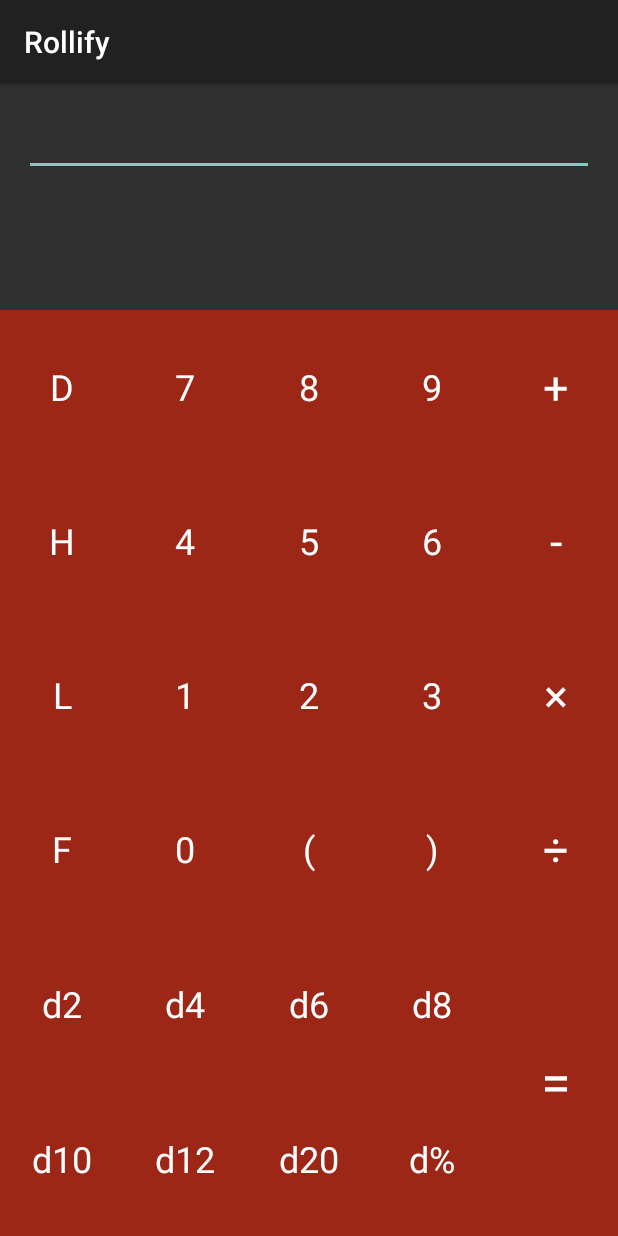
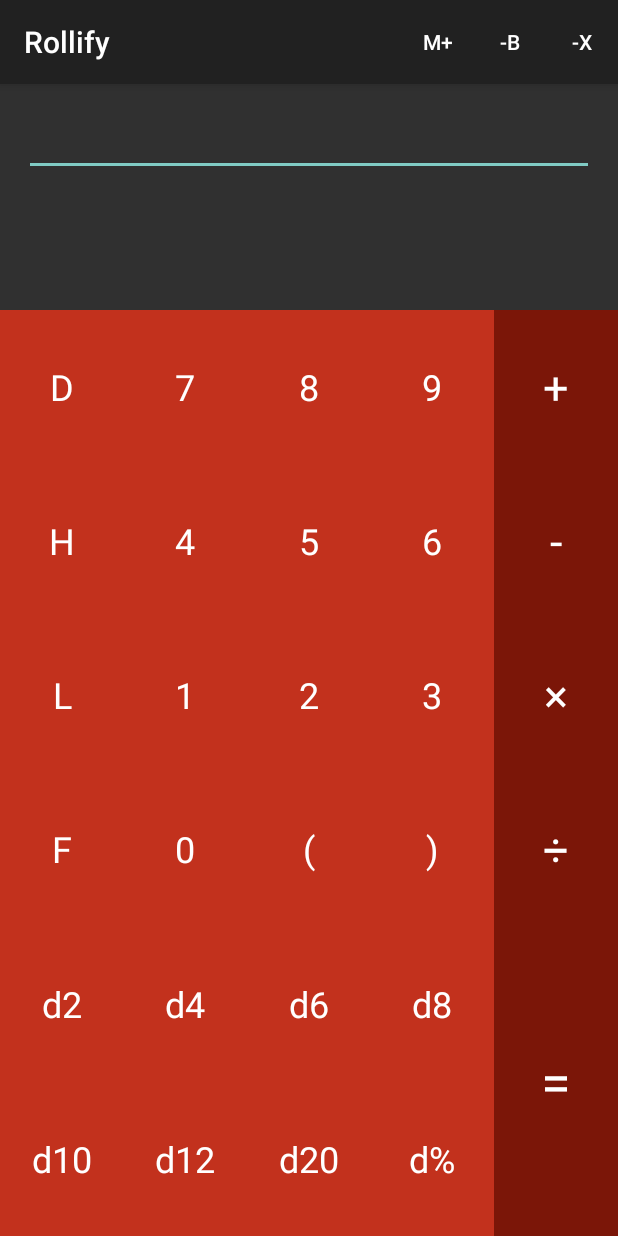
Before and after one commit to ChemicalRocketeer/Rollify, an Android app: the screen it shows after launch (MainActivity), on a phone screen of 412 x 824 dp. Run offline under Robolectric (Android 15) with nearby library versions, the light colour scheme and no system bars.

Commit message:
Added main menu with backspace and clear buttons

```diff
--- a/Rollify/app/src/main/java/com/digitalrocketry/rollify/CalculatorDisplayFragment.java
+++ b/Rollify/app/src/main/java/com/digitalrocketry/rollify/CalculatorDisplayFragment.java
@@ -59,4 +59,8 @@
         expressionEditor.getEditableText().delete(start, end);
         expressionEditor.setSelection(start, start);
     }
+
+    public void clearExpression() {
+        expressionEditor.getEditableText().clear();
+    }
 }
--- a/Rollify/app/src/main/res/layout/activity_main.xml
+++ b/Rollify/app/src/main/res/layout/activity_main.xml
@@ -277,7 +277,8 @@
         android:onClick="onCalcOperatorButtonPressed"
         app:layout_row="0"
         app:layout_column="4"
-        android:textSize="@dimen/calcOperatorButtonTextSize" />
+        android:textSize="@dimen/calcOperatorButtonTextSize"
+        android:background="@color/operatorBackground" />
 
     <Button
         style="@style/CalcButtonGrid"
@@ -292,7 +293,8 @@
         android:onClick="onCalcOperatorButtonPressed"
         app:layout_row="1"
         app:layout_column="4"
-        android:textSize="@dimen/calcOperatorButtonTextSize" />
+        android:textSize="@dimen/calcOperatorButtonTextSize"
+        android:background="@color/operatorBackground" />
 
     <Button
         style="@style/CalcButtonGrid"
@@ -307,7 +309,8 @@
         android:onClick="onCalcOperatorButtonPressed"
         app:layout_row="2"
         app:layout_column="4"
-        android:textSize="@dimen/calcOperatorButtonTextSize" />
+        android:textSize="@dimen/calcOperatorButtonTextSize"
+        android:background="@color/operatorBackground" />
 
     <Button
         style="@style/CalcButtonGrid"
@@ -322,7 +325,8 @@
         android:onClick="onCalcOperatorButtonPressed"
         app:layout_row="3"
         app:layout_column="4"
-        android:textSize="@dimen/calcOperatorButtonTextSize" />
+        android:textSize="@dimen/calcOperatorButtonTextSize"
+        android:background="@color/operatorBackground" />
 
     <Button
         style="@style/CalcButtonGrid"
@@ -339,7 +343,8 @@
         android:onClick="onCalcEqualsButtonPressed"
         app:layout_rowSpan="2"
         android:nestedScrollingEnabled="true"
-        android:textSize="@dimen/calcEqualsButtonTextSize" />
+        android:textSize="@dimen/calcEqualsButtonTextSize"
+        android:background="@color/operatorBackground" />
 
     <Button
         style="@style/CalcButtonGrid"
--- a/Rollify/app/src/main/res/menu/main.xml
+++ b/Rollify/app/src/main/res/menu/main.xml
@@ -1,8 +1,16 @@
-<menu xmlns:android="http://schemas.android.com/apk/res/android"
-    xmlns:app="http://schemas.android.com/apk/res-auto"
-    xmlns:tools="http://schemas.android.com/tools" tools:context=".MainActivity">
-    <item android:id="@+id/action_example" android:title="@string/action_example"
+<menu
+    xmlns:android="http://schemas.android.com/apk/res/android"
+    xmlns:app="http://schemas.android.com/apk/res-auto">
+    <item
+        android:id="@+id/add_formula"
+        android:title="@string/add_formula"
         app:showAsAction="withText|ifRoom" />
-    <item android:id="@+id/action_settings" android:title="@string/action_settings"
-        android:orderInCategory="100" app:showAsAction="never" />
+    <item
+        android:id="@+id/action_backspace"
+        android:title="-b"
+        app:showAsAction="withText|ifRoom" />
+    <item
+        android:id="@+id/action_clear_expression"
+        android:title="-X"
+        app:showAsAction="withText|ifRoom" />
 </menu>
--- a/Rollify/app/src/main/res/values/colors.xml
+++ b/Rollify/app/src/main/res/values/colors.xml
@@ -1,4 +1,5 @@
 <?xml version="1.0" encoding="utf-8"?>
 <resources>
-    <item name="numpadBackground" type="color">#ff9d2717</item>
+    <item name="numpadBackground" type="color">#c2311d</item>
+    <item name="operatorBackground" type="color">#7b1608</item>
 </resources>
--- a/Rollify/app/src/main/res/values/strings.xml
+++ b/Rollify/app/src/main/res/values/strings.xml
@@ -2,5 +2,5 @@
     <string name="app_name">Rollify</string>
     <string name="title_activity_main">Rollify</string>
     <string name="action_settings">Settings</string>
-    <string name="action_example">M+</string>
+    <string name="add_formula">M+</string>
 </resources>
```
Also changed, not shown: Rollify/app/src/main/java/com/digitalrocketry/rollify/MainActivity.java (+35 -0 lines), 1 other file.
